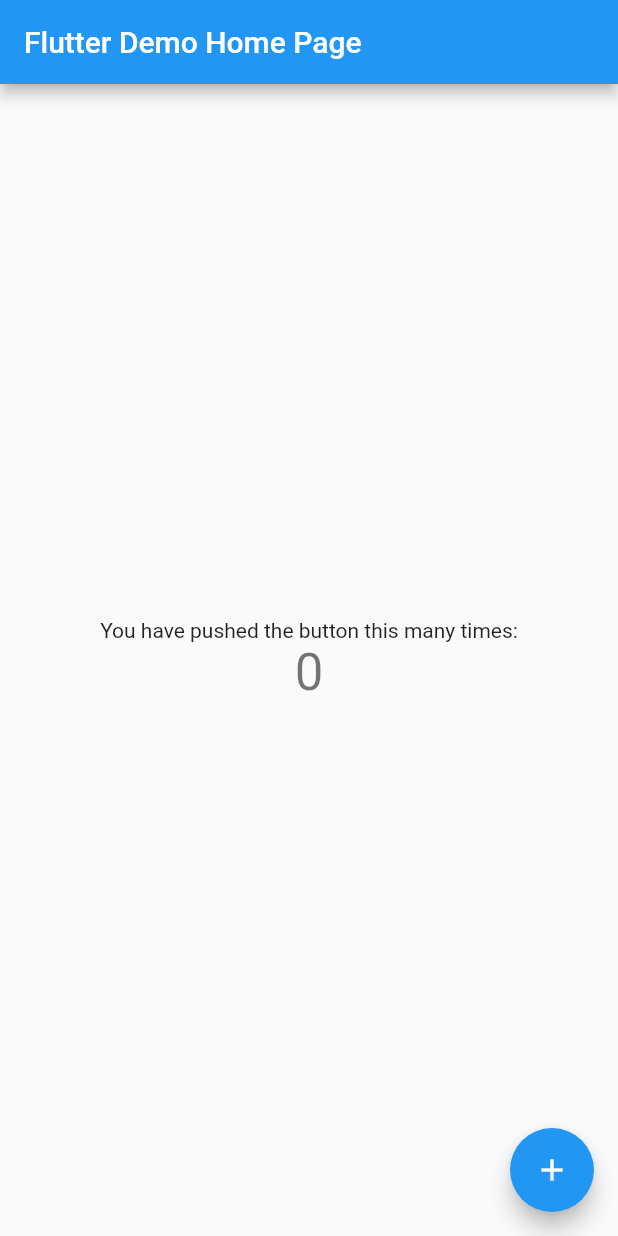
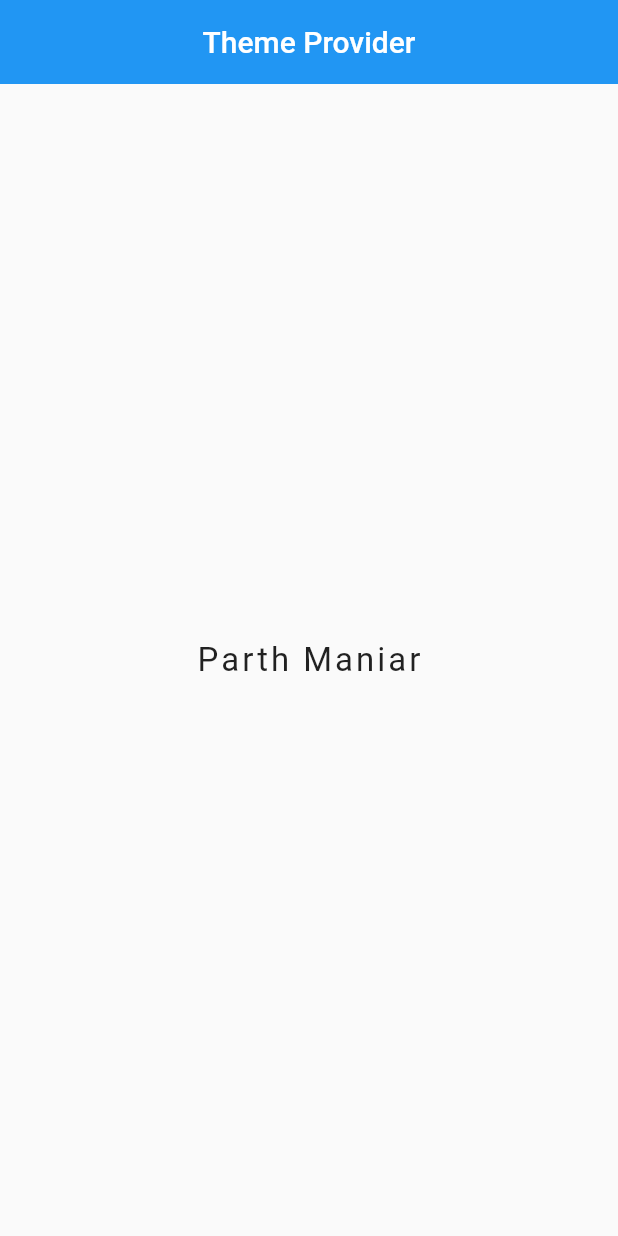
Before and after one commit to officialpm/Flutter-Theme-Provider, a Flutter app: the screen it shows after launch, on a phone screen of 412 x 824 dp. Run offline on Flutter 3.47's test engine with Material 2 defaults, Android fonts, the phone set to English and light mode, and no system bars.

Commit message:
🎨 HomePage

```diff
--- a/lib/main.dart
+++ b/lib/main.dart
@@ -1,117 +1,20 @@
 import 'package:flutter/material.dart';
+import 'screens/home.dart';
 
 void main() {
   runApp(MyApp());
 }
 
 class MyApp extends StatelessWidget {
-  // This widget is the root of your application.
   @override
   Widget build(BuildContext context) {
     return MaterialApp(
-      title: 'Flutter Demo',
+      title: 'Theme Provider',
       theme: ThemeData(
-        // This is the theme of your application.
-        //
-        // Try running your application with "flutter run". You'll see the
-        // application has a blue toolbar. Then, without quitting the app, try
-        // changing the primarySwatch below to Colors.green and then invoke
-        // "hot reload" (press "r" in the console where you ran "flutter run",
-        // or simply save your changes to "hot reload" in a Flutter IDE).
-        // Notice that the counter didn't reset back to zero; the application
-        // is not restarted.
         primarySwatch: Colors.blue,
-        // This makes the visual density adapt to the platform that you run
-        // the app on. For desktop platforms, the controls will be smaller and
-        // closer together (more dense) than on mobile platforms.
         visualDensity: VisualDensity.adaptivePlatformDensity,
       ),
-      home: MyHomePage(title: 'Flutter Demo Home Page'),
+      home: HomePage(),
     );
   }
 }
-
-class MyHomePage extends StatefulWidget {
-  MyHomePage({Key key, this.title}) : super(key: key);
-
-  // This widget is the home page of your application. It is stateful, meaning
-  // that it has a State object (defined below) that contains fields that affect
-  // how it looks.
-
-  // This class is the configuration for the state. It holds the values (in this
-  // case the title) provided by the parent (in this case the App widget) and
-  // used by the build method of the State. Fields in a Widget subclass are
-  // always marked "final".
-
-  final String title;
-
-  @override
-  _MyHomePageState createState() => _MyHomePageState();
-}
-
-class _MyHomePageState extends State<MyHomePage> {
-  int _counter = 0;
-
-  void _incrementCounter() {
-    setState(() {
-      // This call to setState tells the Flutter framework that something has
-      // changed in this State, which causes it to rerun the build method below
-      // so that the display can reflect the updated values. If we changed
-      // _counter without calling setState(), then the build method would not be
-      // called again, and so nothing would appear to happen.
-      _counter++;
-    });
-  }
-
-  @override
-  Widget build(BuildContext context) {
-    // This method is rerun every time setState is called, for instance as done
-    // by the _incrementCounter method above.
-    //
-    // The Flutter framework has been optimized to make rerunning build methods
-    // fast, so that you can just rebuild anything that needs updating rather
-    // than having to individually change instances of widgets.
-    return Scaffold(
-      appBar: AppBar(
-        // Here we take the value from the MyHomePage object that was created by
-        // the App.build method, and use it to set our appbar title.
-        title: Text(widget.title),
-      ),
-      body: Center(
-        // Center is a layout widget. It takes a single child and positions it
-        // in the middle of the parent.
-        child: Column(
-          // Column is also a layout widget. It takes a list of children and
-          // arranges them vertically. By default, it sizes itself to fit its
-          // children horizontally, and tries to be as tall as its parent.
-          //
-          // Invoke "debug painting" (press "p" in the console, choose the
-          // "Toggle Debug Paint" action from the Flutter Inspector in Android
-          // Studio, or the "Toggle Debug Paint" command in Visual Studio Code)
-          // to see the wireframe for each widget.
-          //
-          // Column has various properties to control how it sizes itself and
-          // how it positions its children. Here we use mainAxisAlignment to
-          // center the children vertically; the main axis here is the vertical
-          // axis because Columns are vertical (the cross axis would be
-          // horizontal).
-          mainAxisAlignment: MainAxisAlignment.center,
-          children: <Widget>[
-            Text(
-              'You have pushed the button this many times:',
-            ),
-            Text(
-              '$_counter',
-              style: Theme.of(context).textTheme.headline4,
-            ),
-          ],
-        ),
-      ),
-      floatingActionButton: FloatingActionButton(
-        onPressed: _incrementCounter,
-        tooltip: 'Increment',
-        child: Icon(Icons.add),
-      ), // This trailing comma makes auto-formatting nicer for build methods.
-    );
-  }
-}
--- /dev/null
+++ b/lib/screens/home.dart
@@ -0,0 +1,28 @@
+import 'package:flutter/material.dart';
+
+class HomePage extends StatelessWidget {
+  @override
+  Widget build(BuildContext context) {
+    return Scaffold(
+      appBar: AppBar(
+        title: Text("Theme Provider"),
+        centerTitle: true,
+        elevation: 0.0,
+      ),
+      body: Center(
+        child: Column(
+          mainAxisAlignment: MainAxisAlignment.center,
+          children: <Widget>[
+            Text(
+              "Parth Maniar",
+              style: TextStyle(
+                fontSize: 22.0,
+                letterSpacing: 2.0
+              ),
+            ),
+          ],
+        ),
+      ),
+    );
+  }
+}
```
Also changed, not shown: 1 other file.
